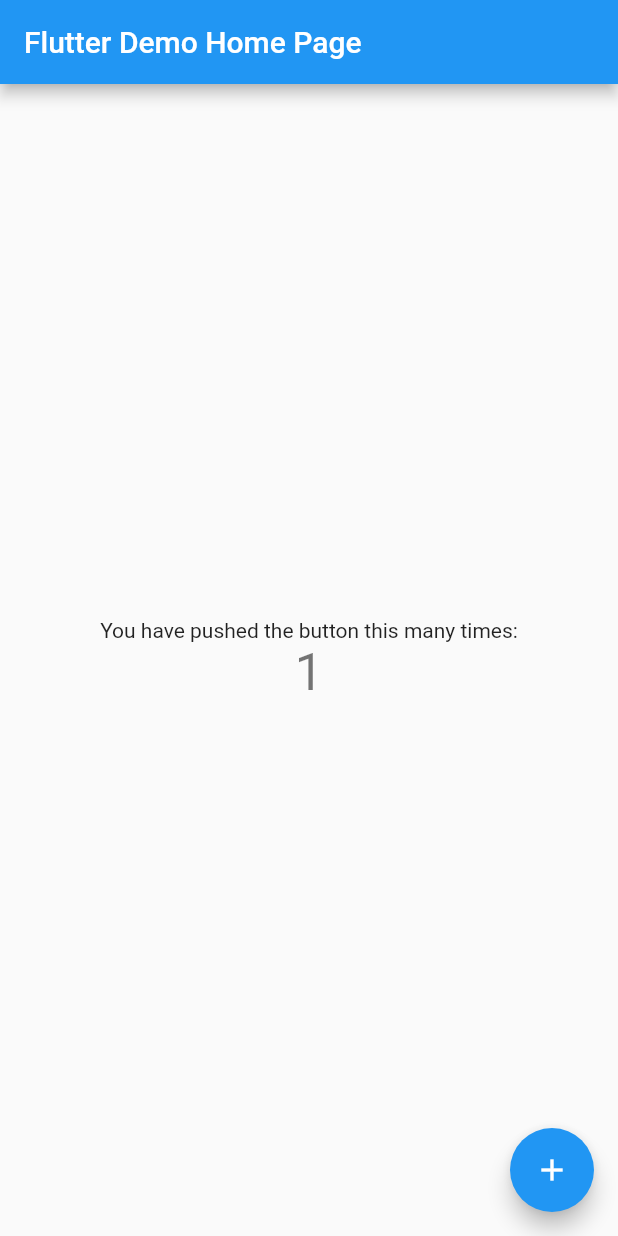
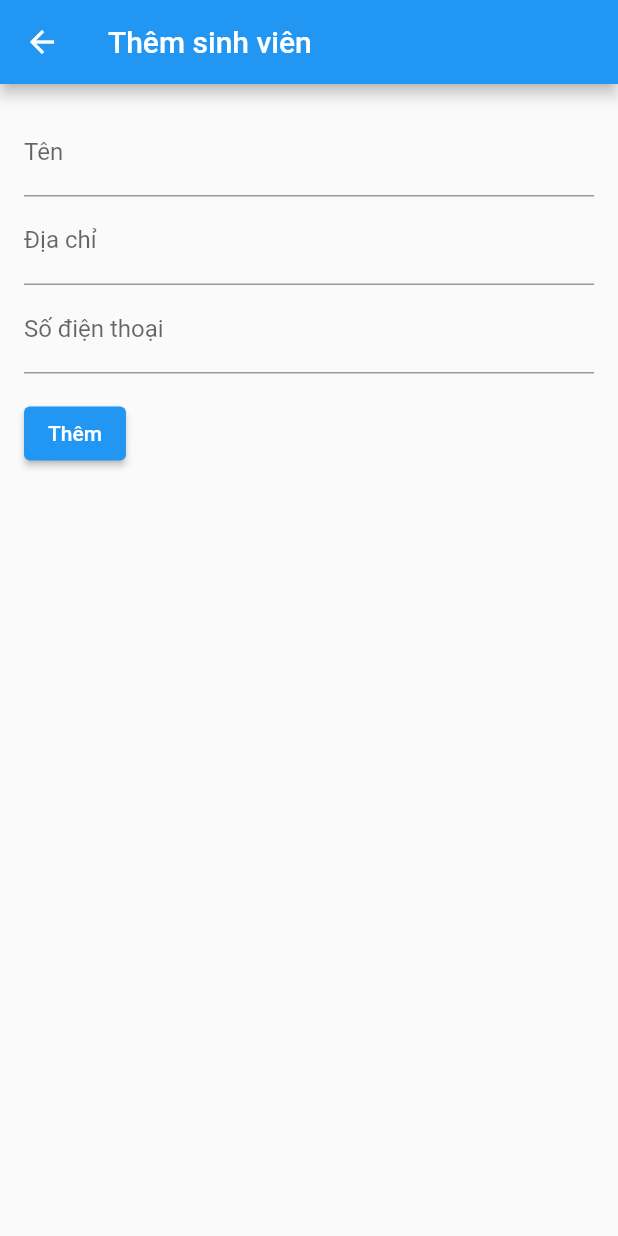
Before and after one commit to tanphuccgl/Flutter-sqflite, a Flutter app: the screen it shows after launch, after a tap on the "add" icon, on a phone screen of 412 x 824 dp. Run offline on Flutter 3.47's test engine with Material 2 defaults, Android fonts, the phone set to English and light mode, and no system bars; our stand-ins replace sqflite; accounts and stored records are empty.

Commit message:
feature student

```diff
--- a/lib/main.dart
+++ b/lib/main.dart
@@ -1,115 +1,240 @@
+// ignore_for_file: library_private_types_in_public_api, use_key_in_widget_constructors, prefer_typing_uninitialized_variables, depend_on_referenced_packages
+
+import 'dart:async';
+import 'package:flutterdb/a.dart';
+import 'package:path/path.dart';
+import 'package:sqflite/sqflite.dart';
+
 import 'package:flutter/material.dart';
 
-void main() {
-  runApp(const MyApp());
+var db;
+
+class Student {
+  final int? id;
+  final String name;
+  final String address;
+  final String phone;
+
+  Student({
+    this.id,
+    required this.name,
+    required this.address,
+    required this.phone,
+  });
+  Map<String, dynamic> mapStudent() {
+    return {
+      'id': id,
+      'name': name,
+      'address': address,
+      'phone': phone,
+    };
+  }
+}
+
+Future<void> insertStudent(Student student) async {
+  final curDB = await db;
+
+  await curDB.insert(
+    'Student',
+    student.mapStudent(),
+    conflictAlgorithm: ConflictAlgorithm.replace,
+  );
+}
+
+Future<List<Student>> getStudents() async {
+  final curDB = await db;
+
+  final List<Map<String, dynamic>> studentMaps = await curDB.query('Student');
+
+  return List.generate(studentMaps.length, (i) {
+    return Student(
+      id: studentMaps[i]['id'],
+      name: studentMaps[i]['name'],
+      address: studentMaps[i]['address'],
+      phone: studentMaps[i]['phone'],
+    );
+  });
+}
+
+Future<void> updateStudent(Student student) async {
+  final curDB = await db;
+
+  await curDB.update(
+    'Student',
+    student.mapStudent(),
+    where: 'id = ?',
+    whereArgs: [student.id],
+  );
+}
+
+Future<void> deleteStudent(int email) async {
+  final curDB = await db;
+
+  await curDB.delete(
+    'Student',
+    where: 'id = ?',
+    whereArgs: [email],
+  );
+}
+
+void main() async {
+  WidgetsFlutterBinding.ensureInitialized();
+
+  db = openDatabase(
+    join(await getDatabasesPath(), 'studentDB.1'),
+    onCreate: (db, ver) {
+      return db.execute(
+        'CREATE TABLE Student(id INTEGER PRIMARY KEY AUTOINCREMENT,name TEXT,address TEXT,phone TEXT)',
+      );
+    },
+    version: 1,
+  );
+
+  runApp(MyApp());
 }
 
 class MyApp extends StatelessWidget {
-  const MyApp({super.key});
-
-  // This widget is the root of your application.
   @override
   Widget build(BuildContext context) {
     return MaterialApp(
-      title: 'Flutter Demo',
-      theme: ThemeData(
-        // This is the theme of your application.
-        //
-        // Try running your application with "flutter run". You'll see the
-        // application has a blue toolbar. Then, without quitting the app, try
-        // changing the primarySwatch below to Colors.green and then invoke
-        // "hot reload" (press "r" in the console where you ran "flutter run",
-        // or simply save your changes to "hot reload" in a Flutter IDE).
-        // Notice that the counter didn't reset back to zero; the application
-        // is not restarted.
-        primarySwatch: Colors.blue,
-      ),
-      home: const MyHomePage(title: 'Flutter Demo Home Page'),
+      home: StudentList(),
     );
   }
 }
 
-class MyHomePage extends StatefulWidget {
-  const MyHomePage({super.key, required this.title});
+class StudentList extends StatefulWidget {
+  @override
+  _StudentListState createState() => _StudentListState();
+}
 
-  // This widget is the home page of your application. It is stateful, meaning
-  // that it has a State object (defined below) that contains fields that affect
-  // how it looks.
-
-  // This class is the configuration for the state. It holds the values (in this
-  // case the title) provided by the parent (in this case the App widget) and
-  // used by the build method of the State. Fields in a Widget subclass are
-  // always marked "final".
-
-  final String title;
+class _StudentListState extends State<StudentList> {
+  List<Student> _students = [];
 
   @override
-  State<MyHomePage> createState() => _MyHomePageState();
-}
+  void initState() {
+    super.initState();
 
-class _MyHomePageState extends State<MyHomePage> {
-  int _counter = 0;
+    _loadStudents();
+  }
 
-  void _incrementCounter() {
+  _loadStudents() async {
+    List<Student> students = await getStudents();
+
     setState(() {
-      // This call to setState tells the Flutter framework that something has
-      // changed in this State, which causes it to rerun the build method below
-      // so that the display can reflect the updated values. If we changed
-      // _counter without calling setState(), then the build method would not be
-      // called again, and so nothing would appear to happen.
-      _counter++;
+      _students = students;
     });
   }
 
   @override
   Widget build(BuildContext context) {
-    // This method is rerun every time setState is called, for instance as done
-    // by the _incrementCounter method above.
-    //
-    // The Flutter framework has been optimized to make rerunning build methods
-    // fast, so that you can just rebuild anything that needs updating rather
-    // than having to individually change instances of widgets.
     return Scaffold(
       appBar: AppBar(
-        // Here we take the value from the MyHomePage object that was created by
-        // the App.build method, and use it to set our appbar title.
-        title: Text(widget.title),
+        automaticallyImplyLeading: false,
+        title: const Text('Danh sách sinh viên'),
       ),
-      body: Center(
-        // Center is a layout widget. It takes a single child and positions it
-        // in the middle of the parent.
+      body: ListView.builder(
+        itemCount: _students.length,
+        itemBuilder: (context, index) {
+          return ListTile(
+            title: Text(_students[index].name),
+            subtitle: Text('Email: ${_students[index].address}'),
+            trailing: Row(
+              mainAxisSize: MainAxisSize.min,
+              children: [
+                IconButton(
+                  icon: const Icon(Icons.edit),
+                  onPressed: () {
+                    Navigator.of(context).push(
+                      MaterialPageRoute(
+                        builder: (context) =>
+                            EditStudent(student: _students[index]),
+                      ),
+                    );
+                  },
+                ),
+                IconButton(
+                  icon: const Icon(Icons.delete),
+                  onPressed: () {
+                    deleteStudent(_students[index].id ?? 0);
+
+                    _loadStudents();
+                  },
+                ),
+              ],
+            ),
+          );
+        },
+      ),
+      floatingActionButton: FloatingActionButton(
+        onPressed: () {
+          Navigator.of(context).push(
+            MaterialPageRoute(
+              builder: (context) => AddStudent(),
+            ),
+          );
+        },
+        child: const Icon(Icons.add),
+      ),
+    );
+  }
+}
+
+class AddStudent extends StatefulWidget {
+  @override
+  _AddStudentState createState() => _AddStudentState();
+}
+
+class _AddStudentState extends State<AddStudent> {
+  final TextEditingController _nameController = TextEditingController();
+  final TextEditingController _ageController = TextEditingController();
+  final TextEditingController _phoneController = TextEditingController();
+
+  @override
+  Widget build(BuildContext context) {
+    return Scaffold(
+      appBar: AppBar(
+        title: const Text('Thêm sinh viên'),
+      ),
+      body: Padding(
+        padding: const EdgeInsets.all(16.0),
         child: Column(
-          // Column is also a layout widget. It takes a list of children and
-          // arranges them vertically. By default, it sizes itself to fit its
-          // children horizontally, and tries to be as tall as its parent.
-          //
-          // Invoke "debug painting" (press "p" in the console, choose the
-          // "Toggle Debug Paint" action from the Flutter Inspector in Android
-          // Studio, or the "Toggle Debug Paint" command in Visual Studio Code)
-          // to see the wireframe for each widget.
-          //
-          // Column has various properties to control how it sizes itself and
-          // how it positions its children. Here we use mainAxisAlignment to
-          // center the children vertically; the main axis here is the vertical
-          // axis because Columns are vertical (the cross axis would be
-          // horizontal).
-          mainAxisAlignment: MainAxisAlignment.center,
-          children: <Widget>[
-            const Text(
-              'You have pushed the button this many times:',
+          crossAxisAlignment: CrossAxisAlignment.start,
+          children: [
+            TextField(
+              controller: _nameController,
+              decoration: const InputDecoration(labelText: 'Tên'),
             ),
-            Text(
-              '$_counter',
-              style: Theme.of(context).textTheme.headlineMedium,
+            TextField(
+              controller: _ageController,
+              decoration: const InputDecoration(labelText: 'Địa chỉ'),
+            ),
+            TextField(
+              controller: _phoneController,
+              decoration: const InputDecoration(labelText: 'Số điện thoại'),
+            ),
+            const SizedBox(height: 16.0),
+            ElevatedButton(
+              onPressed: () {
+                insertStudent(
+                  Student(
+                    name: _nameController.text,
+                    address: _ageController.text,
+                    phone: _phoneController.text,
+                  ),
+                );
+                Navigator.of(context).pushReplacement(
+                  MaterialPageRoute(
+                    builder: (context) {
+                      return StudentList();
+                    },
+                  ),
+                );
+              },
+              child: const Text('Thêm'),
             ),
           ],
         ),
       ),
-      floatingActionButton: FloatingActionButton(
-        onPressed: _incrementCounter,
-        tooltip: 'Increment',
-        child: const Icon(Icons.add),
-      ), // This trailing comma makes auto-formatting nicer for build methods.
     );
   }
 }
--- a/pubspec.yaml
+++ b/pubspec.yaml
@@ -35,6 +35,10 @@ dependencies:
   # The following adds the Cupertino Icons font to your application.
   # Use with the CupertinoIcons class for iOS style icons.
   cupertino_icons: ^1.0.2
+  sqflite: ^2.2.8+4
+  sqflite_common_ffi: ^2.2.5
+  uuid: ^4.1.0
+
 
 dev_dependencies:
   flutter_test:
```
Also changed, not shown: lib/a.dart (added, +78 -0 lines), pubspec.lock, 4 other files.
